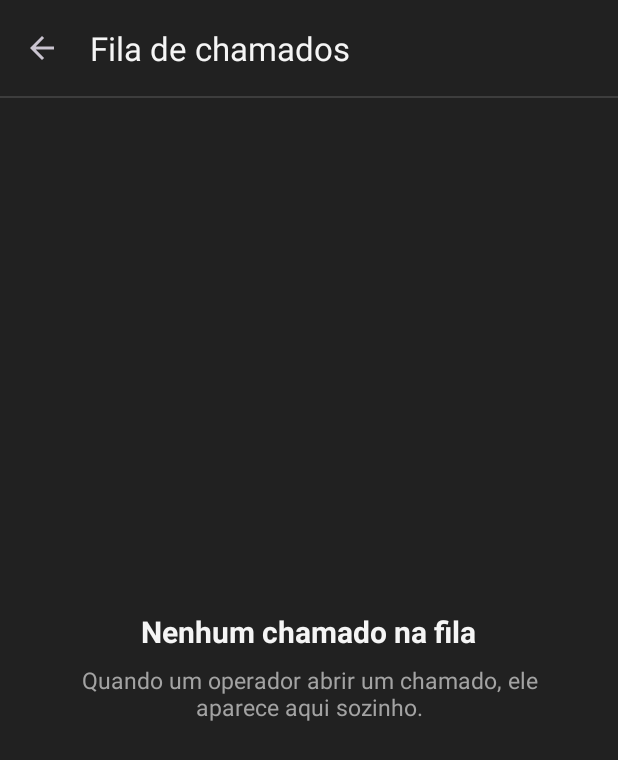
After one commit to EduardoMosti/bip-manutencao, an Android app: the FilaChamadosActivity screen opened directly, with no data from a screen before it, on a phone screen of 412 x 824 dp. The commit adds this screen. Shown: the top 760 px of the screen. Run offline under Robolectric (Android 15) with nearby library versions, the phone set to English and light mode, and no system bars; our stand-ins replace Firebase (no records; nobody signed in at launch, a user with empty details on screens opened directly).

Commit message:
Adiciona a tela da fila de chamados e o botão na tela inicial

```diff
--- a/app/src/main/AndroidManifest.xml
+++ b/app/src/main/AndroidManifest.xml
@@ -50,6 +50,10 @@
             android:name=".AbrirChamadoActivity"
             android:exported="false"
             android:windowSoftInputMode="adjustResize" />
+        <!-- US-03: fila de chamados do técnico -->
+        <activity
+            android:name=".FilaChamadosActivity"
+            android:exported="false" />
     </application>
 
 </manifest>
--- /dev/null
+++ b/app/src/main/java/com/bip/manutencao/FilaChamadosActivity.java
@@ -0,0 +1,134 @@
+package com.bip.manutencao;
+
+import android.os.Bundle;
+import android.util.Log;
+import android.view.View;
+import android.widget.TextView;
+import android.widget.Toast;
+
+import androidx.activity.EdgeToEdge;
+import androidx.appcompat.app.AppCompatActivity;
+import androidx.core.graphics.Insets;
+import androidx.core.view.ViewCompat;
+import androidx.core.view.WindowInsetsCompat;
+import androidx.recyclerview.widget.LinearLayoutManager;
+import androidx.recyclerview.widget.RecyclerView;
+
+import com.bip.manutencao.adapter.ChamadoAdapter;
+import com.bip.manutencao.data.ChamadoRepository;
+import com.bip.manutencao.model.Chamado;
+import com.google.android.material.appbar.MaterialToolbar;
+import com.google.firebase.auth.FirebaseAuth;
+import com.google.firebase.firestore.ListenerRegistration;
+
+import java.util.List;
+
+/**
+ * US-03 (C3) - Fila de chamados abertos do técnico, em tempo real.
+ *
+ * Critérios de aceite atendidos:
+ *  - ordem: prioridade alta primeiro e, dentro da mesma prioridade, o mais antigo primeiro
+ *    (a ordenação está no ChamadoRepository);
+ *  - tempo real: um chamado aberto em outro aparelho aparece aqui sem recarregar;
+ *  - estado vazio: sem chamados abertos, aparece a mensagem em vez de tela em branco.
+ *
+ * Mesmo padrão da MaquinasActivity: o listener começa no onStart e é removido no onStop.
+ */
+public class FilaChamadosActivity extends AppCompatActivity {
+
+    private static final String TAG = "FilaChamados";
+
+    /** Os 4 estados da tela (padrão do curso): só um aparece por vez. */
+    private enum Estado { CARREGANDO, CONTEUDO, VAZIO, ERRO }
+
+    private RecyclerView rvFila;
+    private View progresso;
+    private View layoutVazio;
+    private TextView tvErro;
+
+    private ChamadoAdapter adapter;
+    private final ChamadoRepository repositorio = new ChamadoRepository();
+    private ListenerRegistration registroListener; // para remover no onStop
+
+    @Override
+    protected void onCreate(Bundle savedInstanceState) {
+        super.onCreate(savedInstanceState);
+        EdgeToEdge.enable(this);
+        setContentView(R.layout.activity_fila_chamados);
+        ViewCompat.setOnApplyWindowInsetsListener(findViewById(R.id.main), (v, insets) -> {
+            Insets barras = insets.getInsets(WindowInsetsCompat.Type.systemBars());
+            v.setPadding(barras.left, barras.top, barras.right, barras.bottom);
+            return insets;
+        });
+
+        MaterialToolbar toolbar = findViewById(R.id.toolbar);
+        setSupportActionBar(toolbar);
+        if (getSupportActionBar() != null) {
+            getSupportActionBar().setDisplayHomeAsUpEnabled(true);
+            getSupportActionBar().setTitle(R.string.fila_titulo);
+        }
+
+        rvFila = findViewById(R.id.rvFila);
+        progresso = findViewById(R.id.progressoFila);
+        layoutVazio = findViewById(R.id.layoutVazioFila);
+        tvErro = findViewById(R.id.tvErroFila);
+
+        adapter = new ChamadoAdapter();
+        rvFila.setLayoutManager(new LinearLayoutManager(this));
+        rvFila.setAdapter(adapter);
+    }
+
+    @Override
+    protected void onStart() {
+        super.onStart();
+
+        // Segurança: sem usuário logado, não há o que mostrar (as regras recusariam).
+        if (FirebaseAuth.getInstance().getCurrentUser() == null) {
+            Toast.makeText(this, R.string.erro_sem_login, Toast.LENGTH_LONG).show();
+            finish();
+            return;
+        }
+
+        mostrar(Estado.CARREGANDO);
+
+        // Começa a ouvir a fila. O callback roda agora e a cada mudança.
+        registroListener = repositorio.ouvirFila(new ChamadoRepository.OnChamadosListener() {
+            @Override
+            public void onLista(List<Chamado> chamados) {
+                adapter.atualizar(chamados);
+                mostrar(chamados.isEmpty() ? Estado.VAZIO : Estado.CONTEUDO);
+            }
+
+            @Override
+            public void onErro(Exception erro) {
+                Log.e(TAG, "Erro ao ouvir a fila de chamados", erro);
+                mostrar(Estado.ERRO);
+            }
+        });
+    }
+
+    @Override
+    protected void onStop() {
+        super.onStop();
+        // Para de ouvir quando a tela sai de vista: economiza bateria e dados.
+        if (registroListener != null) {
+            registroListener.remove();
+            registroListener = null;
+        }
+    }
+
+    /** Mostra só a View do estado pedido e esconde as outras. */
+    private void mostrar(Estado estado) {
+        progresso.setVisibility(estado == Estado.CARREGANDO ? View.VISIBLE : View.GONE);
+        rvFila.setVisibility(estado == Estado.CONTEUDO ? View.VISIBLE : View.GONE);
+        layoutVazio.setVisibility(estado == Estado.VAZIO ? View.VISIBLE : View.GONE);
+        tvErro.setVisibility(estado == Estado.ERRO ? View.VISIBLE : View.GONE);
+    }
+
+    /** Seta de voltar da Toolbar: fecha esta tela. */
+    @Override
+    public boolean onSupportNavigateUp() {
+        finish();
+        return true;
+    }
+}
--- a/app/src/main/java/com/bip/manutencao/MainActivity.java
+++ b/app/src/main/java/com/bip/manutencao/MainActivity.java
@@ -48,6 +48,10 @@ public class MainActivity extends AppCompatActivity {
         // US-02: o operador começa o chamado lendo a máquina
         findViewById(R.id.btnAbrirChamado).setOnClickListener(v ->
                 startActivity(new Intent(this, LeituraMaquinaActivity.class)));
+
+        // US-03: o técnico vê a fila de chamados abertos
+        findViewById(R.id.btnFilaChamados).setOnClickListener(v ->
+                startActivity(new Intent(this, FilaChamadosActivity.class)));
     }
 
     @Override
--- /dev/null
+++ b/app/src/main/res/layout/activity_fila_chamados.xml
@@ -0,0 +1,93 @@
+<?xml version="1.0" encoding="utf-8"?>
+<LinearLayout xmlns:android="http://schemas.android.com/apk/res/android"
+    xmlns:app="http://schemas.android.com/apk/res-auto"
+    xmlns:tools="http://schemas.android.com/tools"
+    android:id="@+id/main"
+    android:layout_width="match_parent"
+    android:layout_height="match_parent"
+    android:background="@color/bip_grafite"
+    android:orientation="vertical"
+    tools:context=".FilaChamadosActivity">
+
+    <com.google.android.material.appbar.MaterialToolbar
+        android:id="@+id/toolbar"
+        android:layout_width="match_parent"
+        android:layout_height="?attr/actionBarSize"
+        android:background="@color/bip_grafite"
+        app:title="@string/fila_titulo"
+        app:titleTextColor="@color/bip_texto_primario" />
+
+    <View
+        android:layout_width="match_parent"
+        android:layout_height="1dp"
+        android:background="@color/bip_borda" />
+
+    <!-- As 4 Views ficam uma em cima da outra; o código mostra só uma por vez -->
+    <FrameLayout
+        android:layout_width="match_parent"
+        android:layout_height="0dp"
+        android:layout_weight="1">
+
+        <!-- 1) Lista da fila -->
+        <androidx.recyclerview.widget.RecyclerView
+            android:id="@+id/rvFila"
+            android:layout_width="match_parent"
+            android:layout_height="match_parent"
+            android:clipToPadding="false"
+            android:paddingTop="8dp"
+            android:paddingBottom="16dp"
+            android:visibility="gone"
+            tools:listitem="@layout/item_chamado" />
+
+        <!-- 2) Carregando -->
+        <com.google.android.material.progressindicator.CircularProgressIndicator
+            android:id="@+id/progressoFila"
+            android:layout_width="wrap_content"
+            android:layout_height="wrap_content"
+            android:layout_gravity="center"
+            android:indeterminate="true" />
+
+        <!-- 3) Estado vazio (NC5): nunca tela em branco -->
+        <LinearLayout
+            android:id="@+id/layoutVazioFila"
+            android:layout_width="match_parent"
+            android:layout_height="wrap_content"
+            android:layout_gravity="center"
+            android:gravity="center_horizontal"
+            android:orientation="vertical"
+            android:padding="32dp"
+            android:visibility="gone">
+
+            <TextView
+                android:layout_width="wrap_content"
+                android:layout_height="wrap_content"
+                android:gravity="center"
+                android:text="@string/fila_vazio_titulo"
+                android:textColor="@color/bip_texto_primario"
+                android:textSize="20sp"
+                android:textStyle="bold" />
+
+            <TextView
+                android:layout_width="wrap_content"
+                android:layout_height="wrap_content"
+                android:layout_marginTop="8dp"
+                android:gravity="center"
+                android:text="@string/fila_vazio_texto"
+                android:textColor="@color/bip_texto_secundario"
+                android:textSize="15sp" />
+        </LinearLayout>
+
+        <!-- 4) Erro -->
+        <TextView
+            android:id="@+id/tvErroFila"
+            android:layout_width="match_parent"
+            android:layout_height="wrap_content"
+            android:layout_gravity="center"
+            android:gravity="center"
+            android:padding="32dp"
+            android:text="@string/fila_erro"
+            android:textColor="@color/bip_erro"
+            android:textSize="15sp"
+            android:visibility="gone" />
+    </FrameLayout>
+</LinearLayout>
--- a/app/src/main/res/layout/activity_main.xml
+++ b/app/src/main/res/layout/activity_main.xml
@@ -72,5 +72,19 @@
             android:textSize="16sp"
             android:textStyle="bold"
             app:cornerRadius="16dp" />
+
+        <!-- US-03: fila de chamados do técnico -->
+        <com.google.android.material.button.MaterialButton
+            android:id="@+id/btnFilaChamados"
+            style="@style/Widget.Material3.Button.OutlinedButton"
+            android:layout_width="match_parent"
+            android:layout_height="64dp"
+            android:layout_marginTop="12dp"
+            android:text="@string/main_fila_chamados"
+            android:textAllCaps="false"
+            android:textSize="16sp"
+            android:textStyle="bold"
+            app:cornerRadius="16dp"
+            app:strokeColor="@color/bip_borda" />
     </LinearLayout>
 </LinearLayout>
```
